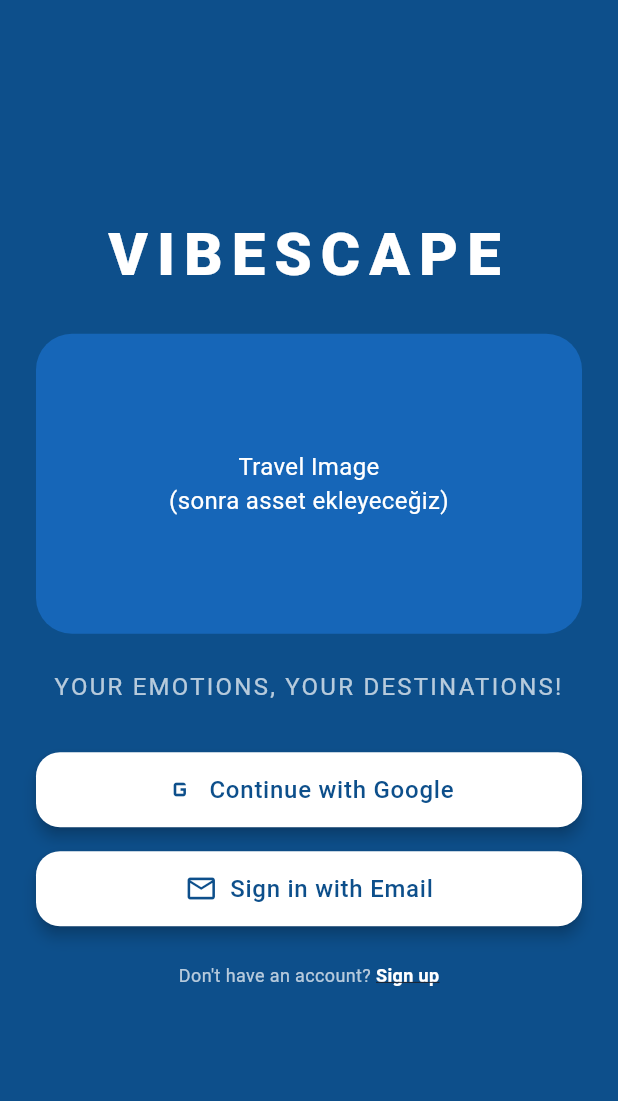
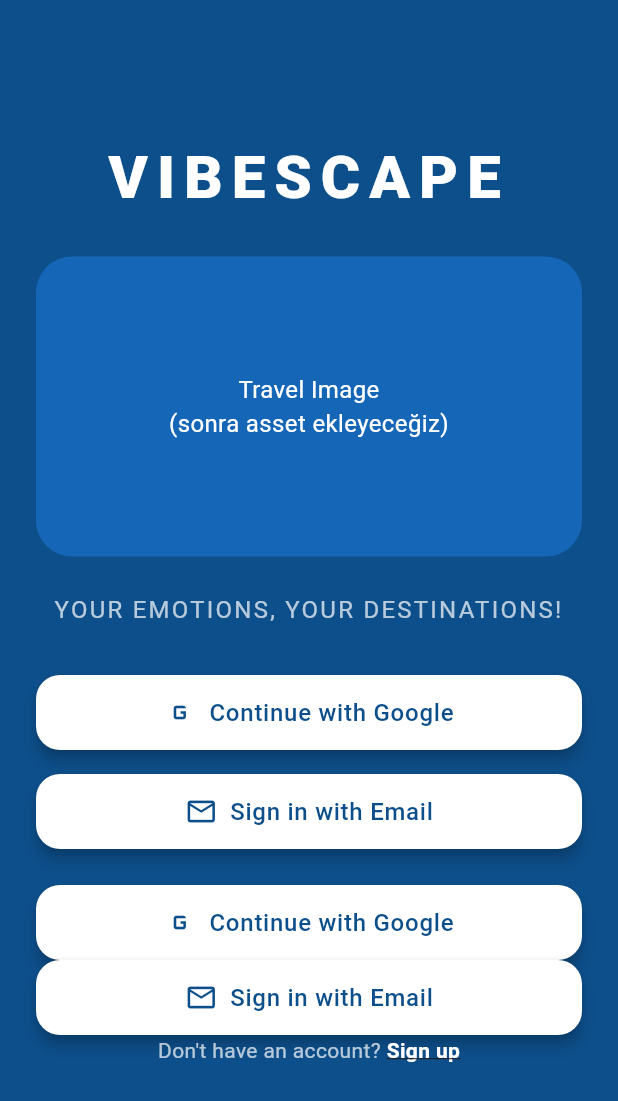
Before and after one commit to Begumdmrdv/vibescape_app, a Flutter app: the screen it shows after launch, on a phone screen of 412 x 824 dp. Shown: the top 1101 px of the screen. Run offline on Flutter 3.47's test engine with Material 3 defaults, Android fonts, the phone set to English and light mode, and no system bars; our stand-ins replace firebase_auth, firebase_core, google_sign_in; accounts and stored records are empty; Roboto replaces fonts that are missing (Playfair Display, Playfair Display Sc).

Commit message:
Update login_screen.dart

```diff
--- a/lib/screens/login_screen.dart
+++ b/lib/screens/login_screen.dart
@@ -1,5 +1,7 @@
 import 'package:flutter/material.dart';
 import 'mood_screen.dart';
+import '../services/auth_service.dart';
+import 'email_auth_screen.dart';
 
 class LoginScreen extends StatelessWidget {
   const LoginScreen({super.key});
@@ -8,6 +10,7 @@ class LoginScreen extends StatelessWidget {
   Widget build(BuildContext context) {
     final primaryBlue = const Color(0xFF0D4F8B);
     final cardBlue = const Color(0xFF1666B8);
+    final authService = AuthService();
 
     return Scaffold(
       backgroundColor: primaryBlue,
@@ -97,6 +100,37 @@ class LoginScreen extends StatelessWidget {
 
                   const SizedBox(height: 24),
 
+                  _VibeButton(
+                    icon: Icons.g_mobiledata,
+                    text: 'Continue with Google',
+                    onTap: () async {
+                      final user = await authService.signInWithGoogle();
+                      if (user != null && context.mounted) {
+                        Navigator.pushReplacement(
+                          context,
+                          MaterialPageRoute(builder: (_) => const MoodScreen()),
+                        );
+                      } else {
+                        ScaffoldMessenger.of(context).showSnackBar(
+                          const SnackBar(content: Text('Google sign in failed')),
+                        );
+                      }
+                    },
+                  ),
+
+                  _VibeButton(
+                    icon: Icons.mail_outline,
+                    text: 'Sign in with Email',
+                    onTap: () {
+                      Navigator.push(
+                        context,
+                        MaterialPageRoute(
+                          builder: (_) => const EmailAuthScreen(),
+                        ),
+                      );
+                    },
+                  ),
+
                   Row(
                     mainAxisAlignment: MainAxisAlignment.center,
                     children: const [
@@ -104,7 +138,7 @@ class LoginScreen extends StatelessWidget {
                         "Don't have an account? ",
                         style: TextStyle(
                           color: Colors.white70,
-                          fontSize: 12,
+                          fontSize: 14,
                           fontFamily: 'Playfair Display',
                         ),
                       ),
@@ -112,7 +146,7 @@ class LoginScreen extends StatelessWidget {
                         "Sign up",
                         style: TextStyle(
                           color: Colors.white,
-                          fontSize: 12,
+                          fontSize: 14,
                           fontFamily: 'Playfair Display',
                           fontWeight: FontWeight.w600,
                           decoration: TextDecoration.underline,
```
